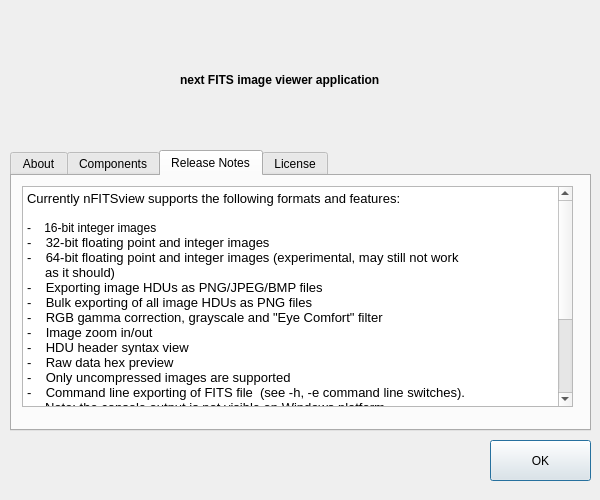
First picture: the form in aboutdialog.ui, repository surhh/nfitsview, before the edit.
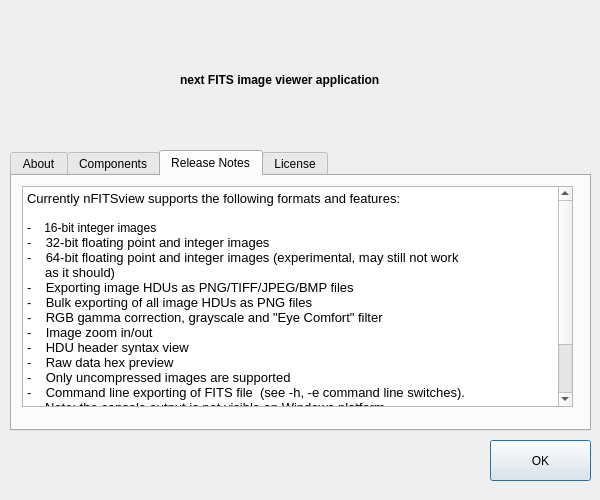
Second picture: the form after the edit. The open tabs and pages were chosen to show the change. Icons and pictures are not drawn.

Commit message: TIFF export support is added

What changed in the file:
```diff
--- a/aboutdialog.ui
+++ b/aboutdialog.ui
@@ -210,7 +210,7 @@
 &lt;p style=&quot; margin-top:0px; margin-bottom:0px; margin-left:0px; margin-right:0px; -qt-block-indent:0; text-indent:0px;&quot;&gt;&lt;span style=&quot; font-family:'Noto Sans'; font-size:10pt;&quot;&gt;-    32-bit floating point and integer images&lt;/span&gt;&lt;/p&gt;
 &lt;p style=&quot; margin-top:0px; margin-bottom:0px; margin-left:0px; margin-right:0px; -qt-block-indent:0; text-indent:0px;&quot;&gt;&lt;span style=&quot; font-family:'Noto Sans'; font-size:10pt;&quot;&gt;-    64-bit floating point and integer images (experimental, may still not work   &lt;/span&gt;&lt;/p&gt;
 &lt;p style=&quot; margin-top:0px; margin-bottom:0px; margin-left:0px; margin-right:0px; -qt-block-indent:0; text-indent:0px;&quot;&gt;&lt;span style=&quot; font-family:'Noto Sans'; font-size:10pt;&quot;&gt;     as it should)&lt;/span&gt;&lt;/p&gt;
-&lt;p style=&quot; margin-top:0px; margin-bottom:0px; margin-left:0px; margin-right:0px; -qt-block-indent:0; text-indent:0px;&quot;&gt;&lt;span style=&quot; font-family:'Noto Sans'; font-size:10pt;&quot;&gt;-    Exporting image HDUs as PNG/JPEG/BMP files&lt;/span&gt;&lt;/p&gt;
+&lt;p style=&quot; margin-top:0px; margin-bottom:0px; margin-left:0px; margin-right:0px; -qt-block-indent:0; text-indent:0px;&quot;&gt;&lt;span style=&quot; font-family:'Noto Sans'; font-size:10pt;&quot;&gt;-    Exporting image HDUs as PNG/TIFF/JPEG/BMP files&lt;/span&gt;&lt;/p&gt;
 &lt;p style=&quot; margin-top:0px; margin-bottom:0px; margin-left:0px; margin-right:0px; -qt-block-indent:0; text-indent:0px;&quot;&gt;&lt;span style=&quot; font-family:'Noto Sans'; font-size:10pt;&quot;&gt;-    Bulk exporting of all image HDUs as PNG files&lt;/span&gt;&lt;/p&gt;
 &lt;p style=&quot; margin-top:0px; margin-bottom:0px; margin-left:0px; margin-right:0px; -qt-block-indent:0; text-indent:0px;&quot;&gt;&lt;span style=&quot; font-family:'Noto Sans'; font-size:10pt;&quot;&gt;-    RGB gamma correction, grayscale and &amp;quot;Eye Comfort&amp;quot; filter&lt;/span&gt;&lt;/p&gt;
 &lt;p style=&quot; margin-top:0px; margin-bottom:0px; margin-left:0px; margin-right:0px; -qt-block-indent:0; text-indent:0px;&quot;&gt;&lt;span style=&quot; font-family:'Noto Sans'; font-size:10pt;&quot;&gt;-    Image zoom in/out&lt;/span&gt;&lt;/p&gt;
@@ -222,11 +222,7 @@
 &lt;p style=&quot;-qt-paragraph-type:empty; margin-top:0px; margin-bottom:0px; margin-left:0px; margin-right:0px; -qt-block-indent:0; text-indent:0px; font-family:'Noto Sans'; font-size:10pt;&quot;&gt;&lt;br /&gt;&lt;/p&gt;
 &lt;p style=&quot; margin-top:0px; margin-bottom:0px; margin-left:0px; margin-right:0px; -qt-block-indent:0; text-indent:0px;&quot;&gt;&lt;span style=&quot; font-family:'Noto Sans'; font-size:10pt;&quot;&gt;Fixes and new features in this release:&lt;/span&gt;&lt;/p&gt;
 &lt;p style=&quot;-qt-paragraph-type:empty; margin-top:0px; margin-bottom:0px; margin-left:0px; margin-right:0px; -qt-block-indent:0; text-indent:0px; font-family:'Noto Sans'; font-size:10pt;&quot;&gt;&lt;br /&gt;&lt;/p&gt;
-&lt;p style=&quot; margin-top:0px; margin-bottom:0px; margin-left:0px; margin-right:0px; -qt-block-indent:0; text-indent:0px;&quot;&gt;&lt;span style=&quot; font-family:'Noto Sans'; font-size:10pt;&quot;&gt;-    Added multiple extensions support to FITS file open dialog&lt;/span&gt;&lt;/p&gt;
-&lt;p style=&quot; margin-top:0px; margin-bottom:0px; margin-left:0px; margin-right:0px; -qt-block-indent:0; text-indent:0px;&quot;&gt;&lt;span style=&quot; font-family:'Noto Sans'; font-size:10pt;&quot;&gt;-    Added &amp;quot;Rest RGB&amp;quot; feature&lt;/span&gt;&lt;/p&gt;
-&lt;p style=&quot; margin-top:0px; margin-bottom:0px; margin-left:0px; margin-right:0px; -qt-block-indent:0; text-indent:0px;&quot;&gt;&lt;span style=&quot; font-family:'Noto Sans'; font-size:10pt;&quot;&gt;-    Grayscale algorithm change&lt;/span&gt;&lt;/p&gt;
-&lt;p style=&quot; margin-top:0px; margin-bottom:0px; margin-left:0px; margin-right:0px; -qt-block-indent:0; text-indent:0px;&quot;&gt;&lt;span style=&quot; font-family:'Noto Sans'; font-size:10pt;&quot;&gt;-    Zoom/Scroll bugfix&lt;/span&gt;&lt;/p&gt;
-&lt;p style=&quot; margin-top:0px; margin-bottom:0px; margin-left:0px; margin-right:0px; -qt-block-indent:0; text-indent:0px;&quot;&gt;&lt;span style=&quot; font-family:'Noto Sans'; font-size:10pt;&quot;&gt;-    Different improvements and optimizations&lt;/span&gt;&lt;/p&gt;&lt;/body&gt;&lt;/html&gt;</string>
+&lt;p style=&quot; margin-top:0px; margin-bottom:0px; margin-left:0px; margin-right:0px; -qt-block-indent:0; text-indent:0px;&quot;&gt;&lt;span style=&quot; font-family:'Noto Sans'; font-size:10pt;&quot;&gt;-    Added TIFF format support for exporting a single image HDU&lt;/span&gt;&lt;/p&gt;&lt;/body&gt;&lt;/html&gt;</string>
      </property>
     </widget>
    </widget>
```
The commit also changes 3 other files.
